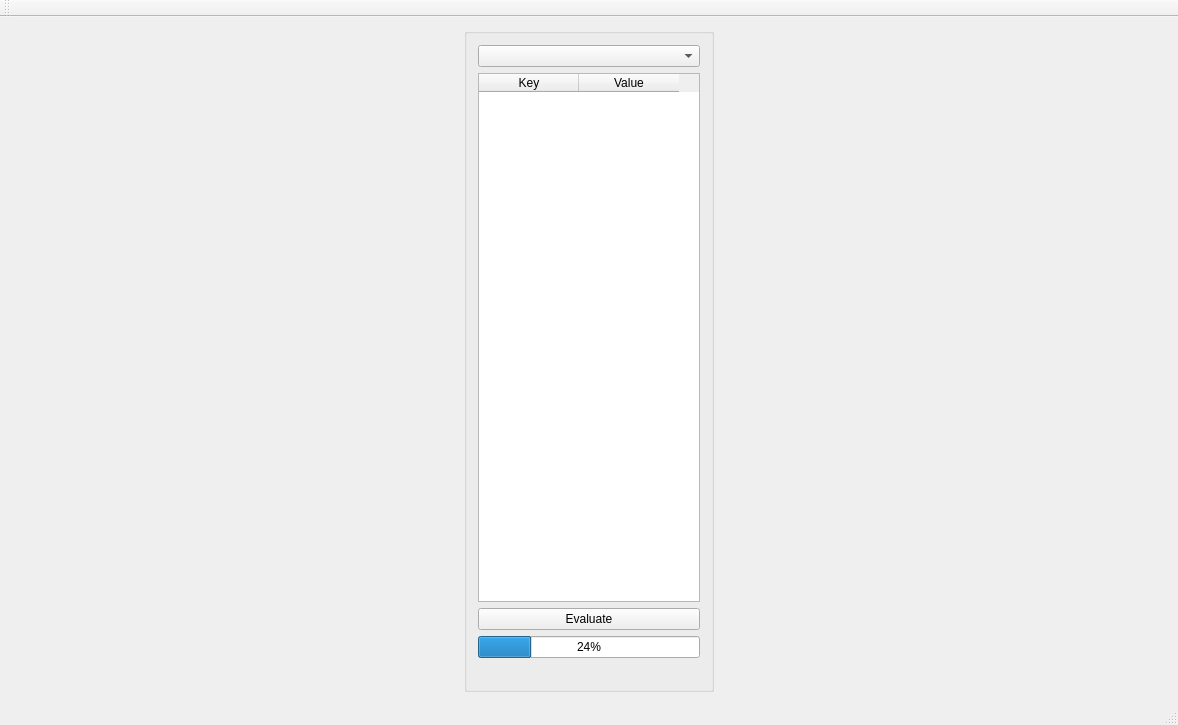
This is gui_app/mainwindow.ui in olegyablokov/pde-numeric-solver as Qt 5 draws it before an edit. The edited form follows.
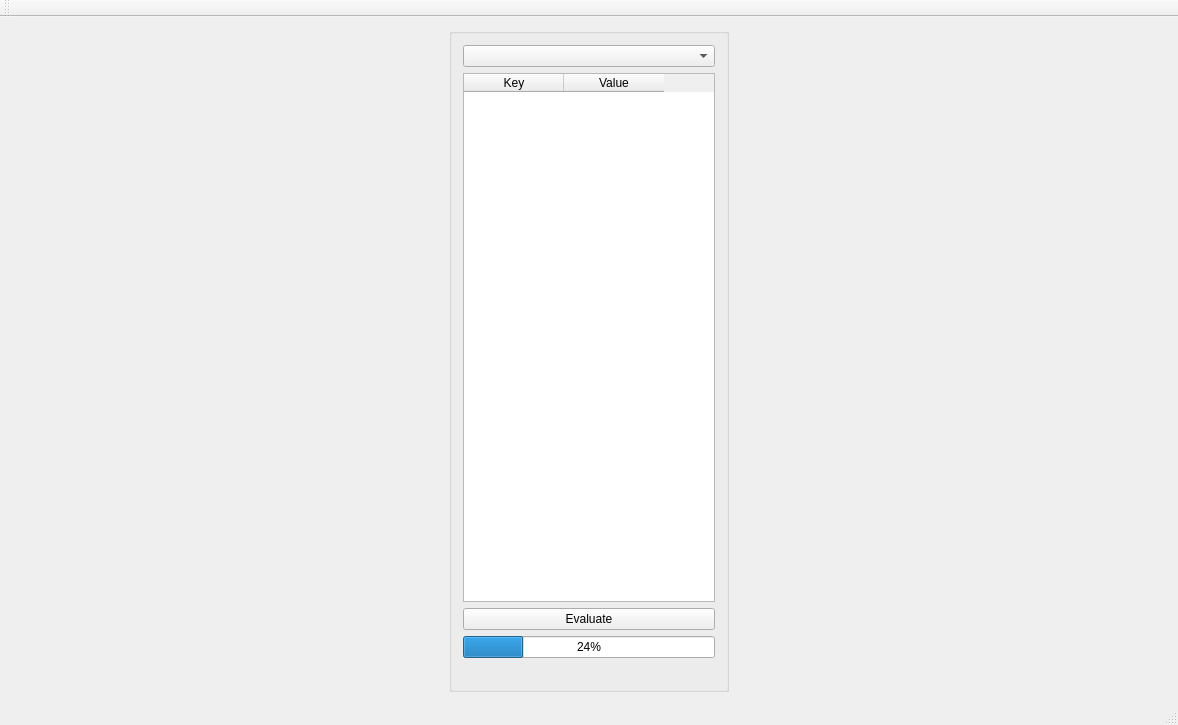
This is the edited form.

Patch:
```diff
--- a/gui_app/mainwindow.ui
+++ b/gui_app/mainwindow.ui
@@ -29,8 +29,6 @@
    <string notr="true">font: 75 9pt &quot;Noto Sans&quot;;</string>
   </property>
   <widget class="QWidget" name="centralWidget">
-   <layout class="QHBoxLayout" name="horizontalLayout_2">
-    <item>
      <layout class="QHBoxLayout" name="horizontalLayout">
       <item>
        <widget class="QGroupBox" name="groupBox">
@@ -42,7 +40,7 @@
         </property>
         <property name="minimumSize">
          <size>
-          <width>250</width>
+        <width>280</width>
           <height>0</height>
          </size>
         </property>
@@ -82,6 +80,12 @@
              <height>10</height>
             </size>
            </property>
+         <property name="maximumSize">
+          <size>
+           <width>280</width>
+           <height>16777215</height>
+          </size>
+         </property>
            <column>
             <property name="text">
              <string>Key</string>
@@ -129,8 +133,6 @@
       </item>
       <item>
        <layout class="QVBoxLayout" name="GraphLayout"/>
-      </item>
-     </layout>
     </item>
    </layout>
   </widget>
```
Left out of the diff: 2 changed lines with no effect on the pictures. Lines whose indentation alone changed are shown as unchanged.
